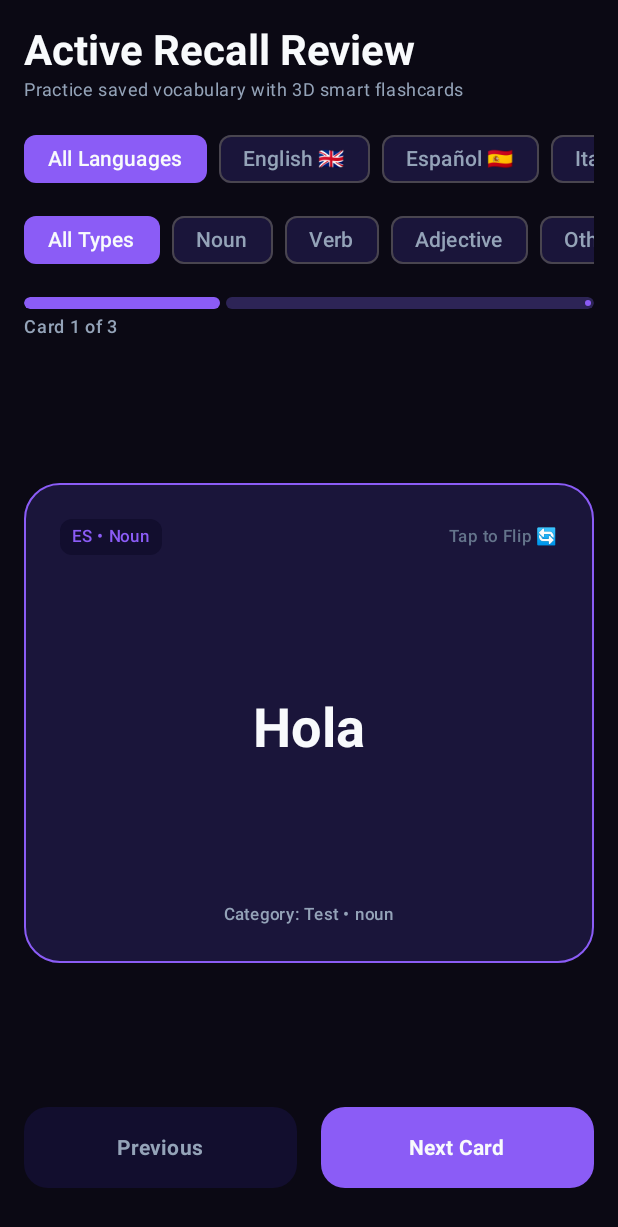
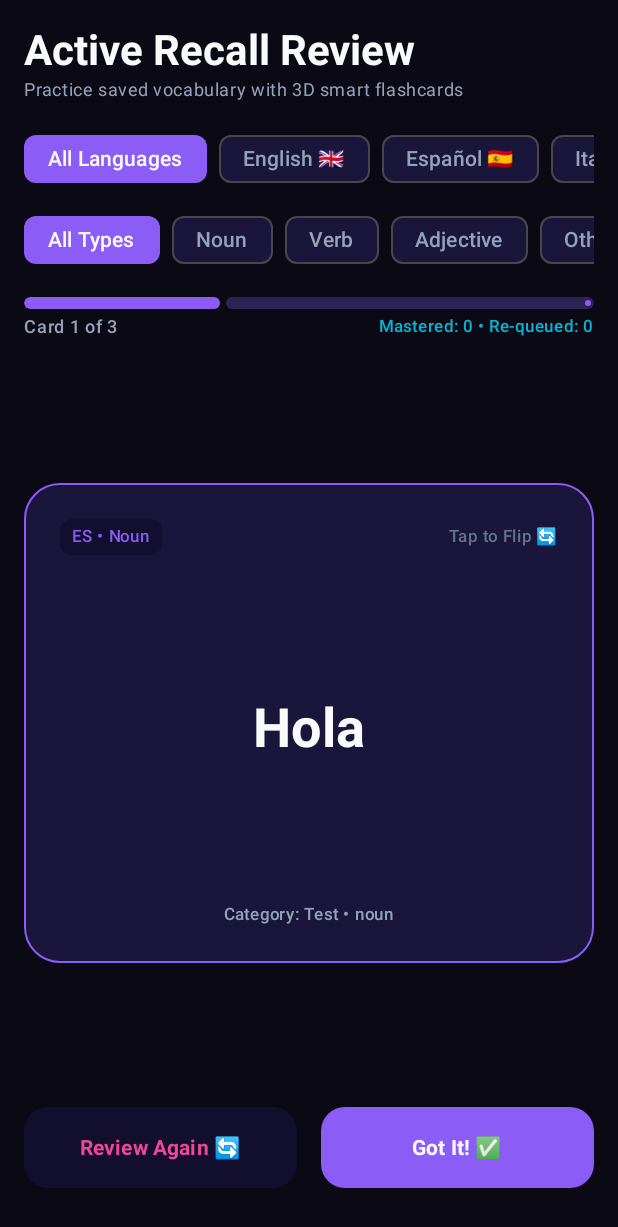
Before and after one commit to mastroky/AuraLingo, an Android app built with Jetpack Compose: the composable ReviewScreen shown on its own in the app's theme, on a phone screen of 412 x 824 dp. Shown: the top 1227 px of the screen. Run offline under Robolectric (Android 15) with nearby library versions, the phone set to English and light mode, and no system bars; our stand-ins replace Room's generated code.

Commit message:
feat(review): add Known and To Review actions, session progression, and completion flow

```diff
--- a/app/src/main/java/com/example/auralingo/ui/review/ReviewScreen.kt
+++ b/app/src/main/java/com/example/auralingo/ui/review/ReviewScreen.kt
@@ -14,10 +14,20 @@ import androidx.compose.foundation.layout.fillMaxSize
 import androidx.compose.foundation.layout.fillMaxWidth
 import androidx.compose.foundation.layout.height
 import androidx.compose.foundation.layout.padding
+import androidx.compose.foundation.layout.size
+import androidx.compose.foundation.layout.width
+import androidx.compose.foundation.shape.CircleShape
 import androidx.compose.foundation.shape.RoundedCornerShape
+import androidx.compose.material.icons.Icons
+import androidx.compose.material.icons.filled.CheckCircle
+import androidx.compose.material.icons.filled.Refresh
 import androidx.compose.material3.Button
 import androidx.compose.material3.ButtonDefaults
+import androidx.compose.material3.Card
+import androidx.compose.material3.CardDefaults
 import androidx.compose.material3.CircularProgressIndicator
+import androidx.compose.material3.HorizontalDivider
+import androidx.compose.material3.Icon
 import androidx.compose.material3.LinearProgressIndicator
 import androidx.compose.material3.MaterialTheme
 import androidx.compose.material3.Surface
@@ -39,6 +49,8 @@ import com.example.auralingo.data.local.VocabularyWord
 import com.example.auralingo.ui.components.VocabularyFilterBar
 import com.example.auralingo.ui.theme.CardBorder
 import com.example.auralingo.ui.theme.CardElevated
+import com.example.auralingo.ui.theme.GlowCyan
+import com.example.auralingo.ui.theme.NeonPink
 import com.example.auralingo.ui.theme.NeonViolet
 import com.example.auralingo.ui.theme.ObsidianDark
 import com.example.auralingo.ui.theme.SlateVioletSurface
@@ -47,7 +59,7 @@ import com.example.auralingo.ui.theme.TextPrimary
 import com.example.auralingo.ui.theme.TextSecondary
 
 /**
- * Tab 3: Interactive Flashcards & Active Recall Training backed by Room Database with 3D Flip animation.
+ * Tab 3: Interactive Flashcards & Active Recall Training backed by Room Database with 3D Flip animation and session progression logic.
  */
 @Composable
 fun ReviewScreen(
@@ -94,7 +106,7 @@ fun ReviewScreen(
 
                 Spacer(modifier = Modifier.height(10.dp))
 
-                if (uiState.cards.isNotEmpty()) {
+                if (uiState.activeDeck.isNotEmpty() && !uiState.isCompleted) {
                     LinearProgressIndicator(
                         progress = { uiState.progress },
                         modifier = Modifier
@@ -105,11 +117,21 @@ fun ReviewScreen(
                         trackColor = CardBorder,
                     )
                     Spacer(modifier = Modifier.height(4.dp))
-                    Text(
-                        text = "Card ${uiState.currentIndex + 1} of ${uiState.totalCount}",
-                        style = MaterialTheme.typography.labelMedium,
-                        color = TextSecondary,
-                    )
+                    Row(
+                        modifier = Modifier.fillMaxWidth(),
+                        horizontalArrangement = Arrangement.SpaceBetween,
+                    ) {
+                        Text(
+                            text = "Card ${uiState.currentIndex + 1} of ${uiState.totalCount}",
+                            style = MaterialTheme.typography.labelMedium,
+                            color = TextSecondary,
+                        )
+                        Text(
+                            text = "Mastered: ${uiState.knownCount} • Re-queued: ${uiState.reviewCount}",
+                            style = MaterialTheme.typography.labelSmall,
+                            color = GlowCyan,
+                        )
+                    }
                 }
             }
 
@@ -122,7 +144,7 @@ fun ReviewScreen(
                 ) {
                     CircularProgressIndicator(color = NeonViolet)
                 }
-            } else if (uiState.cards.isEmpty()) {
+            } else if (uiState.activeDeck.isEmpty()) {
                 // Empty state handling when filter matches 0 words
                 Box(
                     modifier = Modifier
@@ -137,6 +159,14 @@ fun ReviewScreen(
                         textAlign = TextAlign.Center,
                     )
                 }
+            } else if (uiState.isCompleted) {
+                // Session Completed Summary Screen
+                SessionCompletedCard(
+                    knownCount = uiState.knownCount,
+                    reviewCount = uiState.reviewCount,
+                    totalPracticed = uiState.knownCount + uiState.reviewCount,
+                    onRestart = { viewModel.restartSession() },
+                )
             } else {
                 uiState.currentCard?.let { word ->
                     Interactive3DFlashcard(
@@ -147,8 +177,8 @@ fun ReviewScreen(
                 }
             }
 
-            // Action Buttons (Review Again / Got It!)
-            if (uiState.cards.isNotEmpty()) {
+            // Action Feedback Buttons ("Review Again" / "Got It!")
+            if (uiState.activeDeck.isNotEmpty() && !uiState.isCompleted) {
                 Row(
                     modifier = Modifier
                         .fillMaxWidth()
@@ -156,18 +186,21 @@ fun ReviewScreen(
                     horizontalArrangement = Arrangement.spacedBy(16.dp),
                 ) {
                     Button(
-                        onClick = { viewModel.previousCard() },
+                        onClick = { viewModel.markCardForReview() },
                         modifier = Modifier
                             .weight(1f)
                             .height(54.dp),
                         shape = RoundedCornerShape(16.dp),
-                        colors = ButtonDefaults.buttonColors(containerColor = SlateVioletSurface),
+                        colors = ButtonDefaults.buttonColors(
+                            containerColor = SlateVioletSurface,
+                            contentColor = NeonPink,
+                        ),
                     ) {
-                        Text("Previous", color = TextSecondary, fontWeight = FontWeight.Bold)
+                        Text("Review Again 🔄", fontWeight = FontWeight.Bold)
                     }
 
                     Button(
-                        onClick = { viewModel.nextCard() },
+                        onClick = { viewModel.markCardAsKnown() },
                         modifier = Modifier
                             .weight(1f)
                             .height(54.dp),
@@ -177,7 +210,7 @@ fun ReviewScreen(
                             contentColor = TextPrimary,
                         ),
                     ) {
-                        Text("Next Card", color = TextPrimary, fontWeight = FontWeight.Bold)
+                        Text("Got It! ✅", fontWeight = FontWeight.Bold)
                     }
                 }
             }
@@ -323,6 +356,105 @@ fun Interactive3DFlashcard(
 }
 
 /**
+ * Summary Card displayed when the flashcard training session is completed.
+ */
+@Composable
+fun SessionCompletedCard(
+    knownCount: Int,
+    reviewCount: Int,
+    totalPracticed: Int,
+    onRestart: () -> Unit,
+    modifier: Modifier = Modifier,
+) {
+    Card(
+        modifier = modifier
+            .fillMaxWidth()
+            .padding(vertical = 16.dp)
+            .border(1.dp, GlowCyan, RoundedCornerShape(24.dp)),
+        colors = CardDefaults.cardColors(containerColor = CardElevated),
+        shape = RoundedCornerShape(24.dp),
+    ) {
+        Column(
+            horizontalAlignment = Alignment.CenterHorizontally,
+            verticalArrangement = Arrangement.spacedBy(16.dp),
+            modifier = Modifier
+                .fillMaxWidth()
+                .padding(28.dp),
+        ) {
+            Box(
+                modifier = Modifier
+                    .size(64.dp)
+                    .clip(CircleShape)
+                    .background(GlowCyan.copy(alpha = 0.15f)),
+                contentAlignment = Alignment.Center,
+            ) {
+                Icon(
+                    imageVector = Icons.Default.CheckCircle,
+                    contentDescription = null,
+                    tint = GlowCyan,
+                    modifier = Modifier.size(36.dp),
+                )
+            }
+
+            Text(
+                text = "Session Completed! 🎉",
+                style = MaterialTheme.typography.headlineSmall.copy(
+                    fontWeight = FontWeight.Bold,
+                    color = TextPrimary,
+                ),
+            )
+
+            Text(
+                text = "Great job reviewing your vocabulary deck!",
+                style = MaterialTheme.typography.bodyMedium,
+                color = TextSecondary,
+                textAlign = TextAlign.Center,
+            )
+
+            HorizontalDivider(color = CardBorder, thickness = 1.dp)
+
+            Row(
+                modifier = Modifier.fillMaxWidth(),
+                horizontalArrangement = Arrangement.SpaceAround,
+            ) {
+                Column(horizontalAlignment = Alignment.CenterHorizontally) {
+                    Text(text = "$knownCount", style = MaterialTheme.typography.titleLarge.copy(fontWeight = FontWeight.Bold, color = GlowCyan))
+                    Text(text = "Mastered", style = MaterialTheme.typography.labelSmall, color = TextMuted)
+                }
+
+                Column(horizontalAlignment = Alignment.CenterHorizontally) {
+                    Text(text = "$reviewCount", style = MaterialTheme.typography.titleLarge.copy(fontWeight = FontWeight.Bold, color = NeonPink))
+                    Text(text = "Re-queued", style = MaterialTheme.typography.labelSmall, color = TextMuted)
+                }
+
+                Column(horizontalAlignment = Alignment.CenterHorizontally) {
+                    Text(text = "$totalPracticed", style = MaterialTheme.typography.titleLarge.copy(fontWeight = FontWeight.Bold, color = NeonViolet))
+                    Text(text = "Total Reviews", style = MaterialTheme.typography.labelSmall, color = TextMuted)
+                }
+            }
+
+            Spacer(modifier = Modifier.height(8.dp))
+
+            Button(
+                onClick = onRestart,
+                modifier = Modifier
+                    .fillMaxWidth()
+                    .height(52.dp),
+                shape = RoundedCornerShape(16.dp),
+                colors = ButtonDefaults.buttonColors(
+                    containerColor = NeonViolet,
+                    contentColor = TextPrimary,
+                ),
+            ) {
+                Icon(imageVector = Icons.Default.Refresh, contentDescription = null)
+                Spacer(modifier = Modifier.width(8.dp))
+                Text(text = "Restart Session", fontWeight = FontWeight.Bold)
+            }
+        }
+    }
+}
+
+/**
  * Extension helper to capitalize strings cleanly.
  */
 private fun String.capitalize(): String = replaceFirstChar {
--- a/app/src/main/java/com/example/auralingo/ui/review/ReviewViewModel.kt
+++ b/app/src/main/java/com/example/auralingo/ui/review/ReviewViewModel.kt
@@ -15,30 +15,34 @@ import kotlinx.coroutines.flow.combine
 import kotlinx.coroutines.flow.flatMapLatest
 import kotlinx.coroutines.flow.stateIn
 import kotlinx.coroutines.flow.update
+import kotlinx.coroutines.launch
 
 /**
  * UI State representing the interactive flashcard training session.
  */
 data class FlashcardUiState(
-    val cards: List<VocabularyWord> = emptyList(),
+    val activeDeck: List<VocabularyWord> = emptyList(),
     val currentIndex: Int = 0,
     val isFlipped: Boolean = false,
     val isLoading: Boolean = false,
+    val isCompleted: Boolean = false,
+    val knownCount: Int = 0,
+    val reviewCount: Int = 0,
     val selectedLanguage: String? = null,
     val selectedPartOfSpeech: String? = null,
 ) {
     val currentCard: VocabularyWord?
-        get() = if (cards.isNotEmpty() && currentIndex in cards.indices) cards[currentIndex] else null
+        get() = if (activeDeck.isNotEmpty() && currentIndex in activeDeck.indices) activeDeck[currentIndex] else null
 
     val totalCount: Int
-        get() = cards.size
+        get() = activeDeck.size
 
     val progress: Float
-        get() = if (cards.isNotEmpty()) (currentIndex + 1).toFloat() / cards.size else 0f
+        get() = if (activeDeck.isNotEmpty()) (currentIndex + 1).toFloat() / activeDeck.size else 0f
 }
 
 /**
- * ViewModel managing flashcards and active recall training pool reactively from the Room database.
+ * ViewModel managing flashcards and active recall training session progression reactively from the Room database.
  */
 class ReviewViewModel(application: Application) : AndroidViewModel(application) {
 
@@ -53,8 +57,12 @@ class ReviewViewModel(application: Application) : AndroidViewModel(application)
     private val _selectedPartOfSpeech = MutableStateFlow<String?>(null)
     val selectedPartOfSpeech: StateFlow<String?> = _selectedPartOfSpeech.asStateFlow()
 
+    private val _activeDeck = MutableStateFlow<List<VocabularyWord>>(emptyList())
     private val _currentIndex = MutableStateFlow(0)
     private val _isFlipped = MutableStateFlow(false)
+    private val _isCompleted = MutableStateFlow(false)
+    private val _knownCount = MutableStateFlow(0)
+    private val _reviewCount = MutableStateFlow(0)
 
     /**
      * Reactively filtered list of vocabulary words for active recall training.
@@ -73,24 +81,45 @@ class ReviewViewModel(application: Application) : AndroidViewModel(application)
             initialValue = emptyList(),
         )
 
+    init {
+        // Automatically sync active deck when underlying database reviewWords change
+        viewModelScope.launch {
+            reviewWords.collect { words ->
+                restartSessionWithWords(words)
+            }
+        }
+    }
+
+    private data class MetaState(
+        val known: Int,
+        val review: Int,
+        val lang: String?,
+        val pos: String?,
+    )
+
     /**
      * Combined UI State for the flashcard training session.
      */
     val uiState: StateFlow<FlashcardUiState> = combine(
-        reviewWords,
+        _activeDeck,
         _currentIndex,
         _isFlipped,
-        _selectedLanguage,
-        _selectedPartOfSpeech,
-    ) { words, index, flipped, lang, pos ->
-        val safeIndex = if (words.isNotEmpty()) index.coerceIn(0, words.size - 1) else 0
+        _isCompleted,
+        combine(_knownCount, _reviewCount, _selectedLanguage, _selectedPartOfSpeech) { known, review, lang, pos ->
+            MetaState(known, review, lang, pos)
+        },
+    ) { deck, index, flipped, completed, meta ->
+        val safeIndex = if (deck.isNotEmpty()) index.coerceIn(0, deck.size - 1) else 0
         FlashcardUiState(
-            cards = words,
+            activeDeck = deck,
             currentIndex = safeIndex,
             isFlipped = flipped,
             isLoading = false,
-            selectedLanguage = lang,
-            selectedPartOfSpeech = pos,
+            isCompleted = completed,
+            knownCount = meta.known,
+            reviewCount = meta.review,
+            selectedLanguage = meta.lang,
+            selectedPartOfSpeech = meta.pos,
         )
     }.stateIn(
         scope = viewModelScope,
@@ -102,37 +131,66 @@ class ReviewViewModel(application: Application) : AndroidViewModel(application)
      * Toggles the flipped state of the active card.
      */
     fun toggleCardFlip() {
-        _isFlipped.update { !it }
-    }
-
-    /**
-     * Moves to the next card and resets the flip state.
-     */
-    fun nextCard() {
-        val total = reviewWords.value.size
-        if (total > 0) {
-            _isFlipped.value = false
-            _currentIndex.update { (it + 1) % total }
+        if (!_isCompleted.value) {
+            _isFlipped.update { !it }
         }
     }
 
     /**
-     * Moves to the previous card and resets the flip state.
+     * Marks the current card as "Known" (or "Got It!"), advancing session progression.
      */
-    fun previousCard() {
-        val total = reviewWords.value.size
-        if (total > 0) {
-            _isFlipped.value = false
-            _currentIndex.update { if (it > 0) it - 1 else total - 1 }
+    fun markCardAsKnown() {
+        val deck = _activeDeck.value
+        val index = _currentIndex.value
+        if (deck.isEmpty() || index >= deck.size) return
+
+        _knownCount.update { it + 1 }
+        _isFlipped.value = false
+
+        if (index + 1 < deck.size) {
+            _currentIndex.update { it + 1 }
+        } else {
+            _isCompleted.value = true
         }
+    }
+
+    /**
+     * Marks the current card as "To Review" (or "Review Again"), re-queuing it to the end of the deck.
+     */
+    fun markCardForReview() {
+        val deck = _activeDeck.value
+        val index = _currentIndex.value
+        if (deck.isEmpty() || index >= deck.size) return
+
+        val currentWord = deck[index]
+        _reviewCount.update { it + 1 }
+        _isFlipped.value = false
+
+        // Re-queue card to the end of the deck
+        _activeDeck.update { it + currentWord }
+        _currentIndex.update { it + 1 }
+    }
+
+    /**
+     * Restarts the training session with the current deck pool.
+     */
+    fun restartSession() {
+        restartSessionWithWords(reviewWords.value)
+    }
+
+    private fun restartSessionWithWords(words: List<VocabularyWord>) {
+        _activeDeck.value = words
+        _currentIndex.value = 0
+        _isFlipped.value = false
+        _isCompleted.value = false
+        _knownCount.value = 0
+        _reviewCount.value = 0
     }
 
     /**
      * Sets the language filter for review flashcards and resets session progress.
      */
     fun setLanguageFilter(languageCode: String?) {
-        _isFlipped.value = false
-        _currentIndex.value = 0
         _selectedLanguage.value = languageCode
     }
 
@@ -140,8 +198,6 @@ class ReviewViewModel(application: Application) : AndroidViewModel(application)
      * Sets the part of speech filter for review flashcards and resets session progress.
      */
     fun setPartOfSpeechFilter(partOfSpeech: String?) {
-        _isFlipped.value = false
-        _currentIndex.value = 0
         _selectedPartOfSpeech.value = partOfSpeech
     }
 }
```
